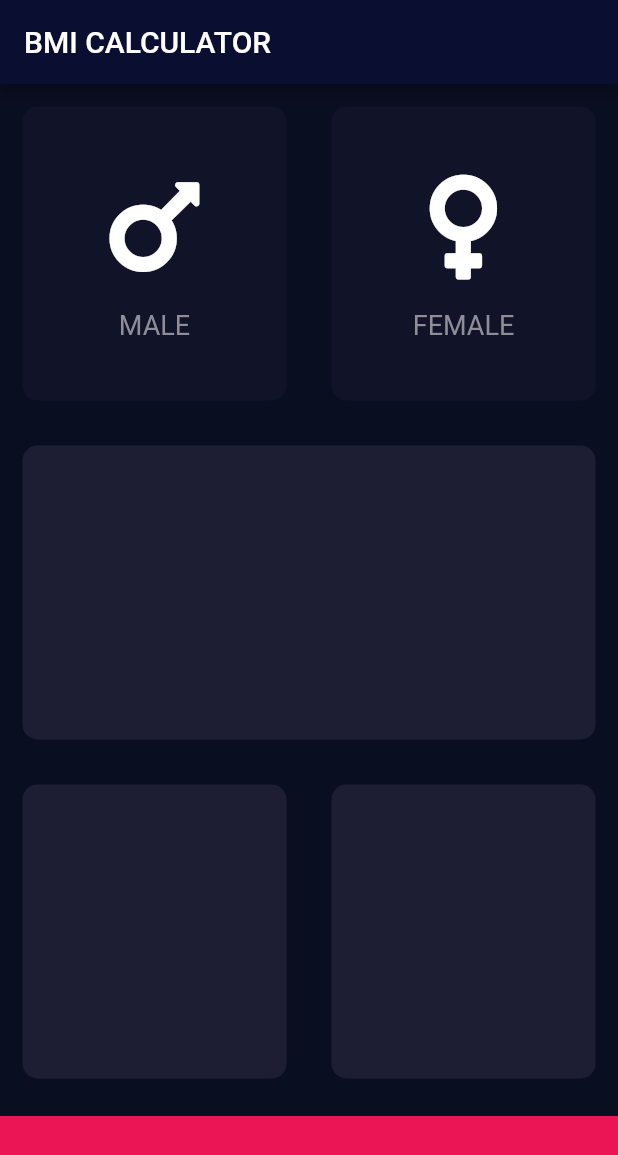
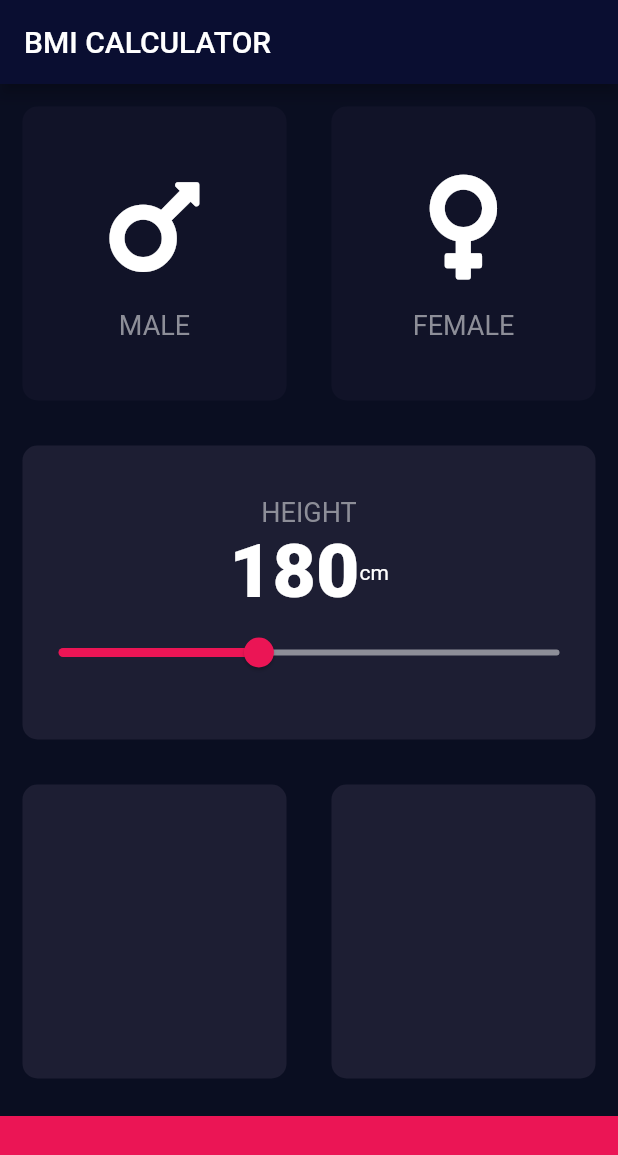
Before and after one commit to Aashu-Jha/bmi_caluculator, a Flutter app: the screen it shows after launch, on a phone screen of 412 x 824 dp. Shown: the top 1155 px of the screen. Run offline on Flutter 3.47's test engine with Material 2 defaults, Android fonts, the phone set to English and light mode, and no system bars; our stand-ins replace font_awesome_flutter.

Commit message:
feat: completed heightCard Layout

```diff
--- a/lib/constants.dart
+++ b/lib/constants.dart
@@ -5,7 +5,12 @@ const kActiveCardColor = Color(0xFF1D1E33);
 const kInActiveCardColor = Color(0xFFF111328);
 const kBottomContainerColor = Color(0xffEB1555);
 
-const labelTextStyle = TextStyle(
+const kLabelTextStyle = TextStyle(
   fontSize: 18.0,
   color: Color(0xff8D8E98),
 );
+
+const kBoldTextStyle = TextStyle(
+  fontSize: 50.0,
+  fontWeight: FontWeight.w900,
+);
--- a/lib/icon_content.dart
+++ b/lib/icon_content.dart
@@ -19,7 +19,7 @@ class IconContent extends StatelessWidget {
         SizedBox(height: 15.0,),
         Text(
           label,
-          style: labelTextStyle,
+          style: kLabelTextStyle,
         ),
       ],
     );
--- a/lib/input_page.dart
+++ b/lib/input_page.dart
@@ -17,6 +17,7 @@ class InputPage extends StatefulWidget {
 
 class _InputPageState extends State<InputPage> {
   Gender selectedGender;
+  int height = 180;
 
   @override
   Widget build(BuildContext context) {
@@ -25,6 +26,7 @@ class _InputPageState extends State<InputPage> {
         title: Text('BMI CALCULATOR'),
       ),
       body: Column(
+        crossAxisAlignment: CrossAxisAlignment.stretch,
         children: <Widget>[
           Expanded(
             child: Row(
@@ -50,7 +52,40 @@ class _InputPageState extends State<InputPage> {
               ],
             )
           ),
-          Expanded(child: ReusableCard(cardColor: kActiveCardColor)),
+          Expanded(child: ReusableCard(
+              cardColor: kActiveCardColor,
+              cardChild: Column(
+                mainAxisAlignment: MainAxisAlignment.center,
+                children: <Widget>[
+                  Text(
+                    'HEIGHT',
+                    style: kLabelTextStyle,
+                  ),
+                  Row(
+                    mainAxisAlignment: MainAxisAlignment.center,
+                    textBaseline: TextBaseline.ideographic,
+                    children: <Widget>[
+                      Text(
+                        height.toString(),
+                        style: kBoldTextStyle,
+                      ),
+                      Text('cm'),
+                    ],
+                  ),
+                  Slider(
+                      value: height.toDouble(),
+                      min: 100.0,
+                      max: 300.0,
+                      activeColor: Color(0xffEB1555),
+                      inactiveColor: Color(0xff8D8E98),
+                      onChanged: (double newValue) {
+                        setState(() {
+                          height = newValue.round();
+                        });
+                      },
+                  ),
+                ],
+              ),)),
           Expanded(
             child: Row(
               children: [
```
